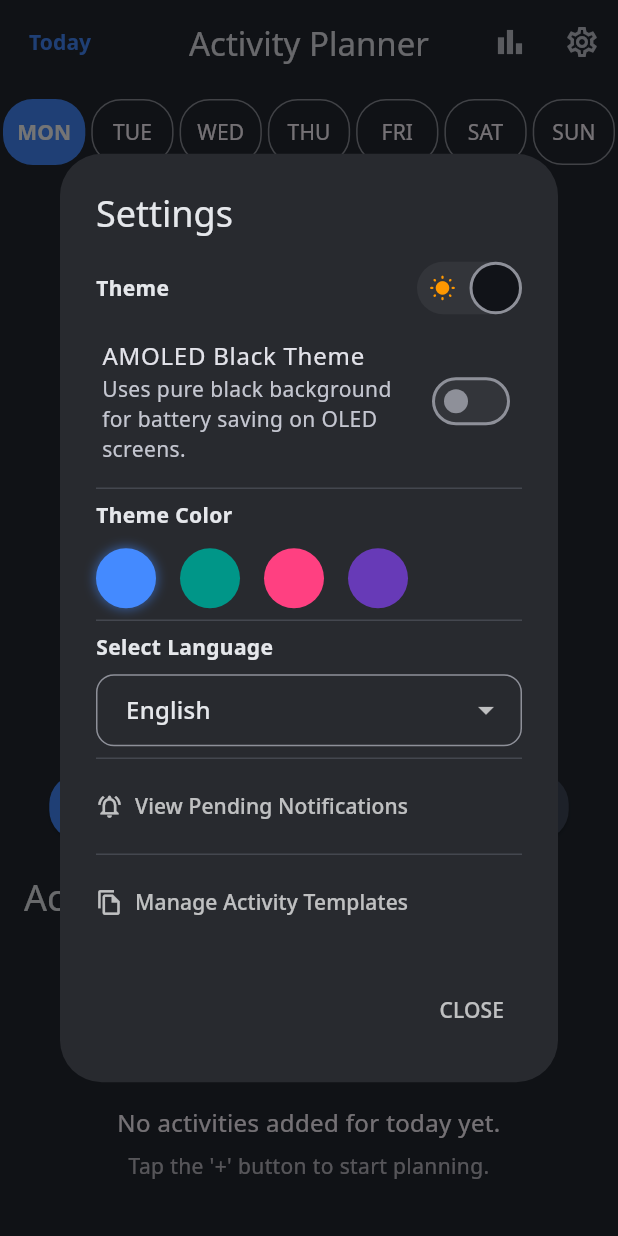
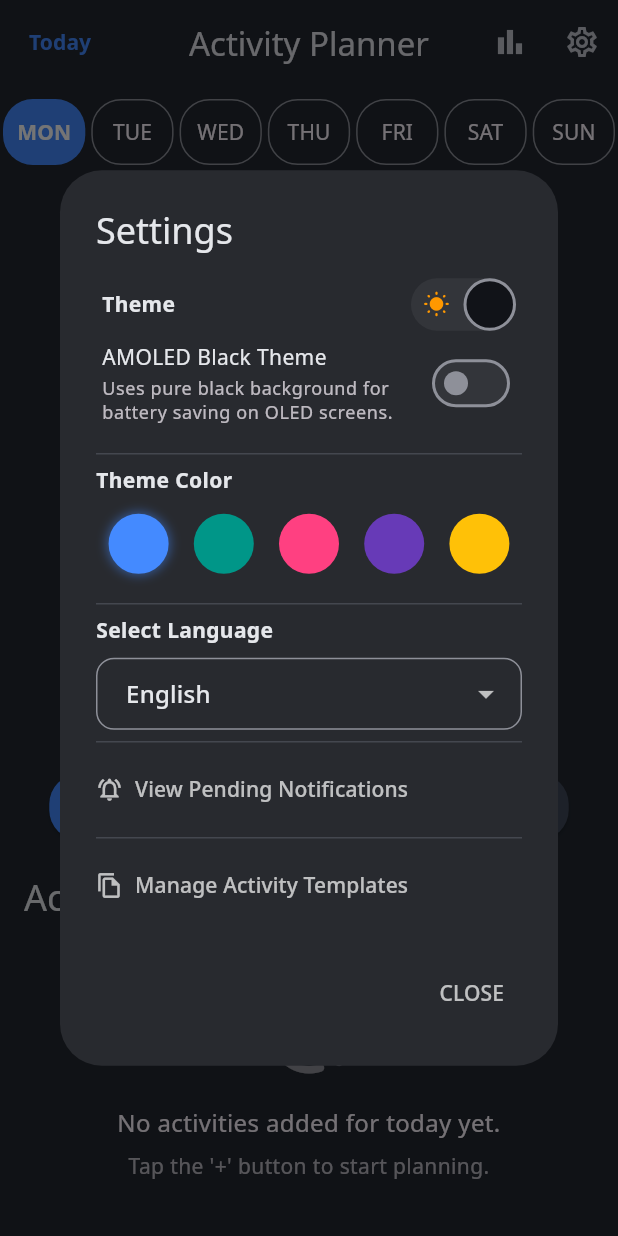
Before and after one commit to neastsy/planner, a Flutter app: the screen it shows after launch, after a tap on the "settings" icon, on a phone screen of 412 x 824 dp. Run offline on Flutter 3.47's test engine with Material 3 defaults, Android fonts, the phone set to English and light mode, and no system bars; our stand-ins replace audioplayers, fl_chart, flutter_colorpicker, flutter_local_notifications, flutter_phoenix, flutter_timezone and 6 more; missing offline and left inert: flutter_background_service; accounts and stored records are empty.

Commit message:
new theme colour added

```diff
--- a/lib/models/app_theme_model.dart
+++ b/lib/models/app_theme_model.dart
@@ -57,5 +57,14 @@ class AppTheme {
       darkBackgroundColor: Color(0xFF2a224a),
       darkCardColor: Color(0xFF3c316e),
     ),
+    const AppTheme(
+      name: 'Amber Yellow',
+      primaryColor: Colors.amber,
+      lightBackgroundColor: Color(0xFFFFFBEB), // Çok açık sarı
+      lightCardColor: Color(0xFFFEF3C7), // Açık sarı
+      darkBackgroundColor: Color(0xFF291d00), // Çok koyu sarı/kahve
+      darkCardColor: Color(0xFF412d00), // Koyu sarı/kahve
+    ),
+    // --- YENİ TEMA SONU ---
   ];
 }
--- a/lib/screens/planner_home_page.dart
+++ b/lib/screens/planner_home_page.dart
@@ -255,7 +255,9 @@ class _PlannerHomePageState extends State<PlannerHomePage>
                   mainAxisSize: MainAxisSize.min,
                   crossAxisAlignment: CrossAxisAlignment.start,
                   children: [
-                    Row(
+                    Padding(
+                      padding: const EdgeInsets.symmetric(horizontal: 4.0),
+                      child: Row(
                         mainAxisAlignment: MainAxisAlignment.spaceBetween,
                         children: [
                           Text(dialogL10n.theme,
@@ -272,29 +274,55 @@ class _PlannerHomePageState extends State<PlannerHomePage>
                           ),
                         ],
                       ),
+                    ),
                     if (settingsProvider.themeMode == ThemeMode.dark)
                       Padding(
                         padding: const EdgeInsets.only(
-                            top: 8.0), // Üstten biraz boşluk
-                        child: SwitchListTile(
-                          title: Text(dialogL10n.useAmoledTheme),
-                          subtitle: Text(dialogL10n.useAmoledThemeSubtitle),
+                            left: 4.0, right: 4.0, top: 8.0),
+                        child: Row(
+                          mainAxisAlignment: MainAxisAlignment.spaceBetween,
+                          children: [
+                            // Açıklamayı içeren esnek bir Column
+                            Expanded(
+                              child: Column(
+                                crossAxisAlignment: CrossAxisAlignment.start,
+                                children: [
+                                  Text(dialogL10n.useAmoledTheme),
+                                  const SizedBox(height: 2),
+                                  Text(
+                                    dialogL10n.useAmoledThemeSubtitle,
+                                    style: Theme.of(context)
+                                        .textTheme
+                                        .bodySmall
+                                        ?.copyWith(
+                                          color: Theme.of(context)
+                                              .textTheme
+                                              .bodySmall
+                                              ?.color
+                                              ?.withAlpha((255 * 0.7).round()),
+                                        ),
+                                  ),
+                                ],
+                              ),
+                            ),
+                            // Switch'i sağa yasla
+                            Switch(
                               value: settingsProvider.useAmoledTheme,
                               onChanged: (newValue) {
                                 settingsProvider.changeAmoledTheme(newValue);
                               },
-                          contentPadding:
-                              const EdgeInsets.symmetric(horizontal: 4),
-                        ),
-                      ),
+                            ),
+                          ],
+                        ),
+                      ),
+                    const SizedBox(height: 12),
                     const Divider(),
-                    // DÜZELTME: "Theme Color" metni yerelleştirildi.
                     Text(dialogL10n.themeColor,
                         style: const TextStyle(fontWeight: FontWeight.bold)),
                     const SizedBox(height: 12),
-                    Wrap(
-                      spacing: 16,
-                      runSpacing: 12,
+                    Row(
+                      // Elemanlar arasında ve kenarlarda eşit boşluk bırak.
+                      mainAxisAlignment: MainAxisAlignment.spaceAround,
                       children: AppTheme.themeList.map((theme) {
                         final bool isSelected =
                             theme.name == settingsProvider.appTheme.name;
@@ -324,6 +352,7 @@ class _PlannerHomePageState extends State<PlannerHomePage>
                         );
                       }).toList(),
                     ),
+                    const SizedBox(height: 12), // Altına biraz boşluk ekleyelim
                     const Divider(),
                     Text(dialogL10n.selectLanguage,
                         style: const TextStyle(fontWeight: FontWeight.bold)),
```
Lines whose indentation alone changed are shown as unchanged.
